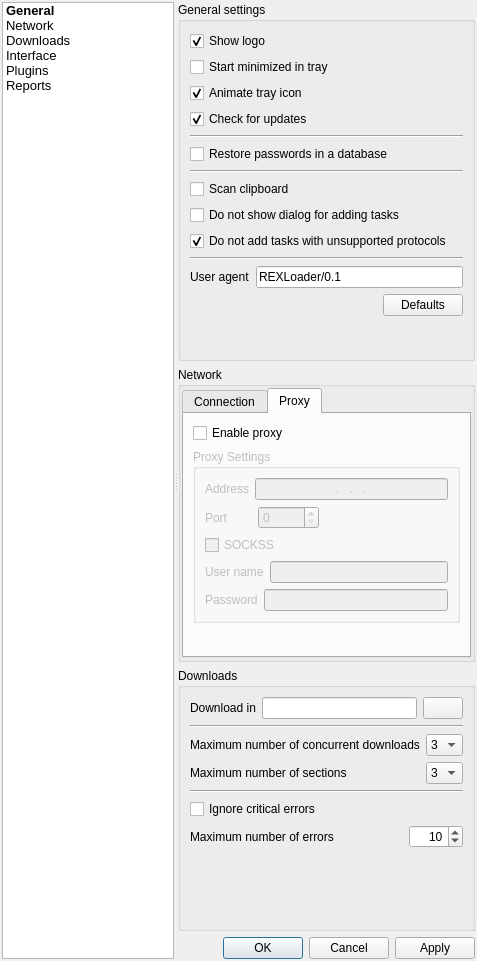
Before: the Qt Designer form REXLoader/settingsdialog.ui in RA9OAJ/rexloader, drawn with Qt 5.
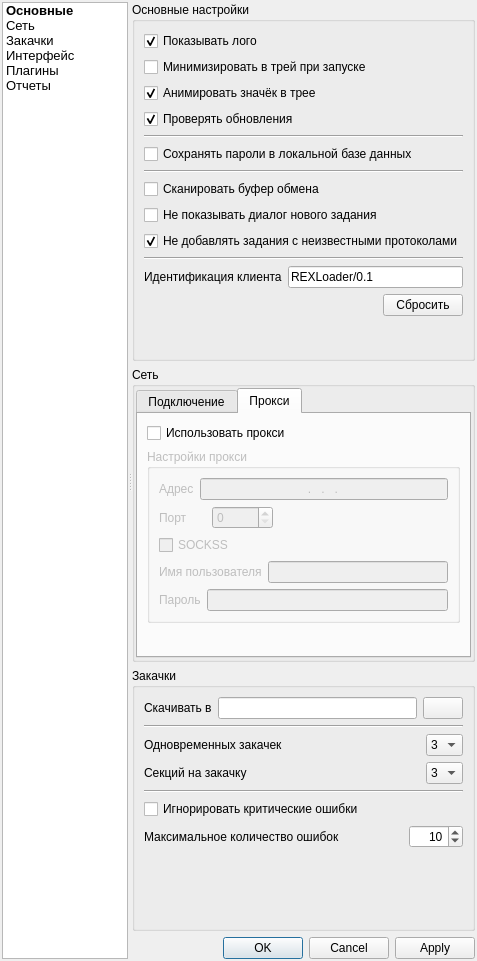
After: the same form once the commit is applied. The open tabs and pages were chosen to show the change.

```diff
--- a/REXLoader/settingsdialog.ui
+++ b/REXLoader/settingsdialog.ui
@@ -25,7 +25,7 @@
      <widget class="QListWidget" name="listWidget">
       <item>
        <property name="text">
-        <string>General</string>
+        <string>Основные</string>
        </property>
        <property name="font">
         <font>
@@ -40,7 +40,7 @@
       </item>
       <item>
        <property name="text">
-        <string>Network</string>
+        <string>Сеть</string>
        </property>
        <property name="font">
         <font>
@@ -53,7 +53,7 @@
       </item>
       <item>
        <property name="text">
-        <string>Downloads</string>
+        <string>Закачки</string>
        </property>
        <property name="font">
         <font>
@@ -66,7 +66,7 @@
       </item>
       <item>
        <property name="text">
-        <string>Interface</string>
+        <string>Интерфейс</string>
        </property>
        <property name="font">
         <font>
@@ -79,7 +79,7 @@
       </item>
       <item>
        <property name="text">
-        <string>Plugins</string>
+        <string>Плагины</string>
        </property>
        <property name="font">
         <font>
@@ -92,7 +92,7 @@
       </item>
       <item>
        <property name="text">
-        <string>Reports</string>
+        <string>Отчеты</string>
        </property>
        <property name="font">
         <font>
@@ -109,13 +109,13 @@
        <item>
         <widget class="QGroupBox" name="generalBox">
          <property name="title">
-          <string>General settings</string>
+          <string>Основные настройки</string>
          </property>
          <layout class="QVBoxLayout" name="verticalLayout_3">
           <item>
            <widget class="QCheckBox" name="checkBoxLogo">
             <property name="text">
-             <string>Show logo</string>
+             <string>Показывать лого</string>
             </property>
             <property name="checked">
              <bool>true</bool>
@@ -125,7 +125,7 @@
           <item>
            <widget class="QCheckBox" name="checkBoxMinimize">
             <property name="text">
-             <string>Start minimized in tray</string>
+             <string>Минимизировать в трей при запуске</string>
             </property>
             <property name="checked">
              <bool>false</bool>
@@ -135,7 +135,7 @@
           <item>
            <widget class="QCheckBox" name="animateTrayBox">
             <property name="text">
-             <string>Animate tray icon</string>
+             <string>Анимировать значёк в трее</string>
             </property>
             <property name="checked">
              <bool>true</bool>
@@ -145,7 +145,7 @@
           <item>
            <widget class="QCheckBox" name="checkBoxUpdates">
             <property name="text">
-             <string>Check for updates</string>
+             <string>Проверять обновления</string>
             </property>
             <property name="checked">
              <bool>true</bool>
@@ -162,7 +162,7 @@
           <item>
            <widget class="QCheckBox" name="checkBoxPasswords">
             <property name="text">
-             <string>Restore passwords in a database</string>
+             <string>Сохранять пароли в локальной базе данных</string>
             </property>
            </widget>
           </item>
@@ -176,21 +176,21 @@
           <item>
            <widget class="QCheckBox" name="scanClipboard">
             <property name="text">
-             <string>Scan clipboard</string>
+             <string>Сканировать буфер обмена</string>
             </property>
            </widget>
           </item>
           <item>
            <widget class="QCheckBox" name="notShowAddingDialog">
             <property name="text">
-             <string>Do not show dialog for adding tasks</string>
+             <string>Не показывать диалог нового задания</string>
             </property>
            </widget>
           </item>
           <item>
            <widget class="QCheckBox" name="notAddTaskUnsupported">
             <property name="text">
-             <string>Do not add tasks with unsupported protocols</string>
+             <string>Не добавлять задания с неизвестными протоколами</string>
             </property>
             <property name="checked">
              <bool>true</bool>
@@ -209,7 +209,7 @@
             <item>
              <widget class="QLabel" name="label">
               <property name="text">
-               <string>User agent</string>
+               <string>Идентификация клиента</string>
               </property>
              </widget>
             </item>
@@ -243,7 +243,7 @@
             <item>
              <widget class="QPushButton" name="defaultsButton">
               <property name="text">
-               <string>Defaults</string>
+               <string>Сбросить</string>
               </property>
              </widget>
             </item>
@@ -268,7 +268,7 @@
        <item>
         <widget class="QGroupBox" name="networkBox">
          <property name="title">
-          <string>Network</string>
+          <string>Сеть</string>
          </property>
          <layout class="QVBoxLayout" name="verticalLayout_4">
           <property name="margin">
@@ -281,7 +281,7 @@
             </property>
             <widget class="QWidget" name="connectionTab">
              <attribute name="title">
-              <string>Connection</string>
+              <string>Подключение</string>
              </attribute>
              <layout class="QVBoxLayout" name="verticalLayout_5">
               <item>
@@ -465,13 +465,13 @@
             </widget>
             <widget class="QWidget" name="proxyTab">
              <attribute name="title">
-              <string>Proxy</string>
+              <string>Прокси</string>
              </attribute>
              <layout class="QVBoxLayout" name="verticalLayout_7">
               <item>
                <widget class="QCheckBox" name="proxyCheckBox">
                 <property name="text">
-                 <string>Enable proxy</string>
+                 <string>Использовать прокси</string>
                 </property>
                </widget>
               </item>
@@ -481,7 +481,7 @@
                  <bool>false</bool>
                 </property>
                 <property name="title">
-                 <string>Proxy Settings</string>
+                 <string>Настройки прокси</string>
                 </property>
                 <layout class="QVBoxLayout" name="verticalLayout_6">
                  <item>
@@ -489,7 +489,7 @@
                    <item>
                     <widget class="QLabel" name="label_7">
                      <property name="text">
-                      <string>Address</string>
+                      <string>Адрес</string>
                      </property>
                     </widget>
                    </item>
@@ -516,7 +516,7 @@
                       </size>
                      </property>
                      <property name="text">
-                      <string>Port</string>
+                      <string>Порт</string>
                      </property>
                     </widget>
                    </item>
@@ -571,7 +571,7 @@
                    <item>
                     <widget class="QLabel" name="label_9">
                      <property name="text">
-                      <string>User name</string>
+                      <string>Имя пользователя</string>
                      </property>
                     </widget>
                    </item>
@@ -585,7 +585,7 @@
                    <item>
                     <widget class="QLabel" name="label_10">
                      <property name="text">
-                      <string>Password</string>
+                      <string>Пароль</string>
                      </property>
                     </widget>
                    </item>
@@ -624,7 +624,7 @@
        <item>
         <widget class="QGroupBox" name="downloadsBox">
          <property name="title">
-          <string>Downloads</string>
+          <string>Закачки</string>
          </property>
          <layout class="QVBoxLayout" name="verticalLayout_8">
           <item>
@@ -632,7 +632,7 @@
             <item>
              <widget class="QLabel" name="label_11">
               <property name="text">
-               <string>Download in</string>
+               <string>Скачивать в</string>
               </property>
              </widget>
             </item>
@@ -673,7 +673,7 @@
             <item>
              <widget class="QLabel" name="label_12">
               <property name="text">
-               <string>Maximum number of concurrent downloads</string>
+               <string>Одновременных закачек</string>
               </property>
              </widget>
             </item>
@@ -735,7 +735,7 @@
             <item>
              <widget class="QLabel" name="label_13">
               <property name="text">
-               <string>Maximum number of sections</string>
+               <string>Секций на закачку</string>
               </property>
              </widget>
             </item>
@@ -805,7 +805,7 @@
           <item>
            <widget class="QCheckBox" name="checkBoxIgnoreErrors">
             <property name="text">
-             <string>Ignore critical errors</string>
+             <string>Игнорировать критические ошибки</string>
             </property>
            </widget>
           </item>
@@ -814,7 +814,7 @@
             <item>
              <widget class="QLabel" name="label_14">
               <property name="text">
-               <string>Maximum number of errors</string>
+               <string>Максимальное количество ошибок</string>
               </property>
              </widget>
             </item>
```
Left out of the diff: 10 changed lines with no effect on the pictures.
